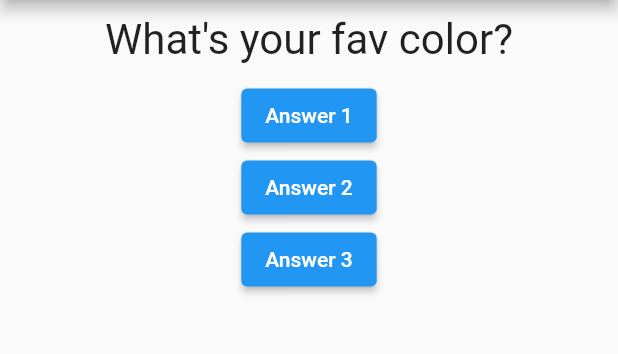
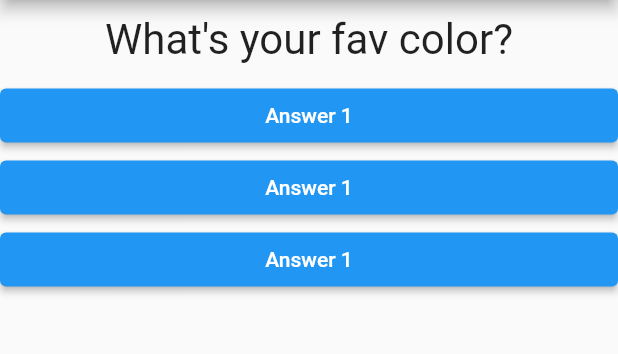
Before and after one commit to anis-agwan/Quizine, a Flutter app: the screen it shows after launch, on a phone screen of 412 x 824 dp, the part 84-438 px from its top. Run offline on Flutter 3.47's test engine with Material 2 defaults, Android fonts, the phone set to English and light mode, and no system bars.

Commit message:
Created the answer widget with callback func as argument

```diff
--- /dev/null
+++ b/lib/answer.dart
@@ -0,0 +1,22 @@
+import 'package:flutter/material.dart';
+
+class Answer extends StatelessWidget {
+  final VoidCallback selectHandler;
+
+  Answer(this.selectHandler);
+
+  @override
+  Widget build(BuildContext context) {
+    return Container(
+      width: double.infinity,
+      child: ElevatedButton(
+        onPressed: selectHandler,
+        child: Text("Answer 1"),
+        style: ElevatedButton.styleFrom(
+          primary: Colors.blue,
+          //onPrimary: Colors.blue
+        ),
+      ),
+    );
+  }
+}
--- a/lib/main.dart
+++ b/lib/main.dart
@@ -1,5 +1,6 @@
 import 'package:flutter/material.dart';
 import './question.dart';
+import './answer.dart';
 
 void main() {
   runApp(MyApp());
@@ -37,18 +38,9 @@
         body: Column(
           children: <Widget>[
             Question(questions[_questionIndex]),
-            ElevatedButton(
-                onPressed: _answerQuestion,
-                child: Text("Answer 1"),
-            ),
-            ElevatedButton(
-              onPressed: _answerQuestion,
-              child: Text("Answer 2"),
-            ),
-            ElevatedButton(
-              onPressed: _answerQuestion,
-              child: Text("Answer 3"),
-            )
+            Answer(_answerQuestion),
+            Answer(_answerQuestion),
+            Answer(_answerQuestion),
           ],
         ),
       ),
```
